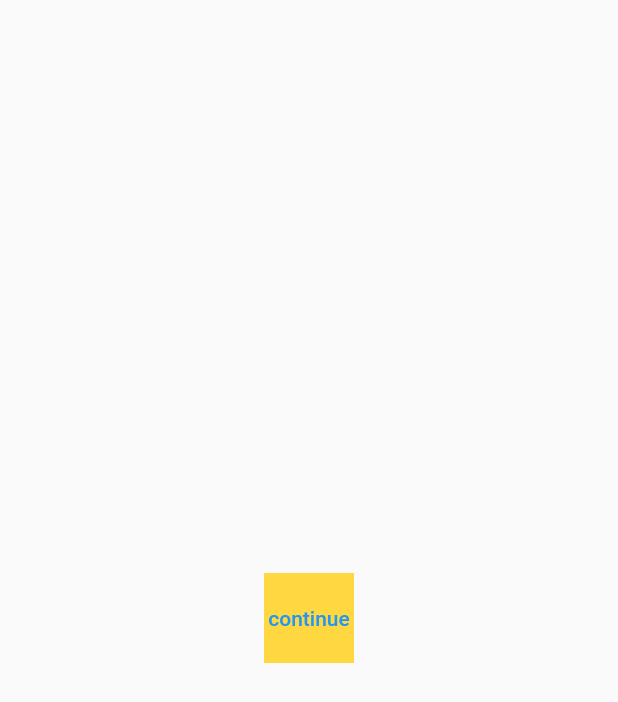
After one commit to 4lisyd/CyberNinjas, a Flutter app: the screen it shows after launch, swiped to page 3, on a phone screen of 412 x 824 dp. The commit adds this screen. Shown: the top 702 px of the screen. Run offline on Flutter 3.47's test engine with Material 2 defaults, Android fonts, the phone set to English and light mode, and no system bars.

Commit message:
commit 1.1 started

```diff
--- /dev/null
+++ b/lib/components/buttons.dart
@@ -0,0 +1,18 @@
+import 'package:flutter/cupertino.dart';
+import 'package:flutter/material.dart';
+
+Widget button1() {
+  return TextButton(
+      onPressed: () {},
+      child: TextButton(
+        child: Container(
+          child: Center(
+            child: Text("continue"),
+          ),
+          height: 60,
+          width: 60,
+          color: Colors.amberAccent,
+        ),
+        onPressed: () {},
+      ));
+}
--- a/lib/main.dart
+++ b/lib/main.dart
@@ -1,3 +1,4 @@
+import 'package:cyber_ninjas/screens/welcome/welcome0.dart';
 import 'package:flutter/material.dart';
 
 void main() {
@@ -21,6 +22,8 @@ class MyApp extends StatelessWidget {
 class Start extends StatelessWidget {
   @override
   Widget build(BuildContext context) {
-    return Scaffold();
+    return Scaffold(
+      body: Welcome(),
+    );
   }
 }
--- /dev/null
+++ b/lib/screens/welcome/welcome0.dart
@@ -0,0 +1,30 @@
+import 'package:cyber_ninjas/screens/welcome/welcome1.dart';
+import 'package:cyber_ninjas/screens/welcome/welcome2.dart';
+import 'package:cyber_ninjas/screens/welcome/welcome3.dart';
+import 'package:flutter/material.dart';
+
+
+class Welcome extends StatefulWidget {
+  @override
+  _WelcomeState createState() => _WelcomeState();
+}
+
+class _WelcomeState extends State<Welcome> {
+
+  final pageViewController = PageController();
+
+
+  @override
+  Widget build(BuildContext context) {
+
+    // pageViewController.
+    return PageView(
+      controller: pageViewController,
+      children: [
+        Welcome1(),
+        Welcome2(),
+        Welcome3(),
+      ],
+    );
+  }
+}
--- /dev/null
+++ b/lib/screens/welcome/welcome1.dart
@@ -0,0 +1,8 @@
+import 'package:flutter/material.dart';
+
+class Welcome1 extends StatelessWidget {
+  @override
+  Widget build(BuildContext context) {
+    return Container();
+  }
+}
--- /dev/null
+++ b/lib/screens/welcome/welcome2.dart
@@ -0,0 +1,9 @@
+import 'package:flutter/material.dart';
+import 'package:cyber_ninjas/components/buttons.dart';
+
+class Welcome2 extends StatelessWidget {
+  @override
+  Widget build(BuildContext context) {
+    return Container();
+  }
+}
--- /dev/null
+++ b/lib/screens/welcome/welcome3.dart
@@ -0,0 +1,13 @@
+import 'package:cyber_ninjas/components/buttons.dart';
+import 'package:flutter/material.dart';
+
+class Welcome3 extends StatelessWidget {
+  @override
+  Widget build(BuildContext context) {
+    return Container(
+      child: Center(
+        child: button1(),
+      ),
+    );
+  }
+}
```
